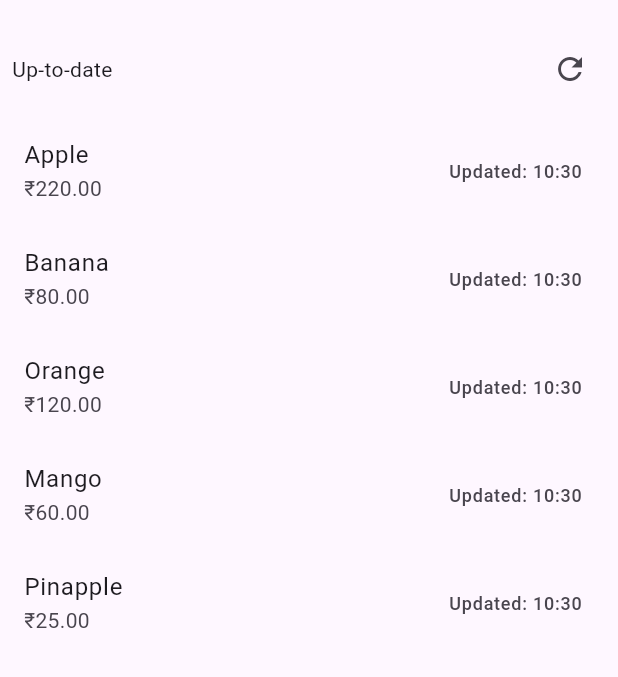
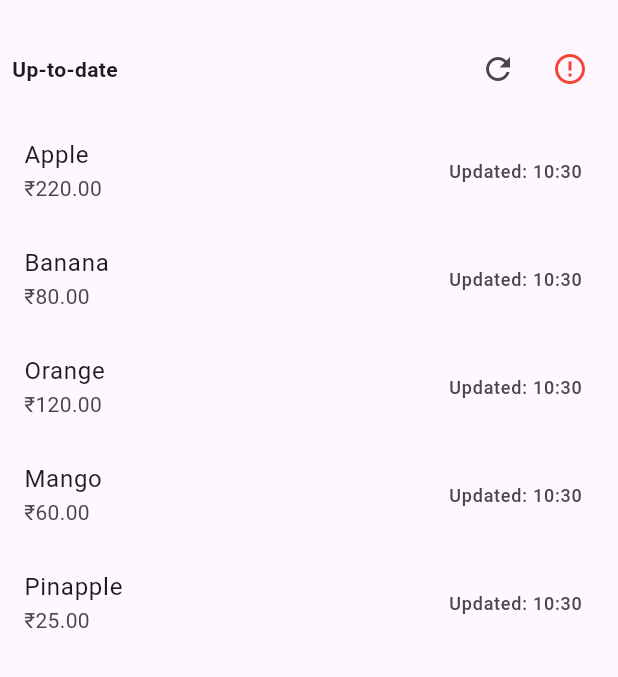
Before and after one commit to ashish-patil89/godating_task, a Flutter app: the screen it shows after launch, on a phone screen of 412 x 824 dp, the part 63-740 px from its top. Run offline on Flutter 3.47's test engine with Material 3 defaults, Android fonts, the phone set to English and light mode, and no system bars; our stand-ins replace flutter_bloc.

Commit message:
* added error button to show force error.

```diff
--- a/lib/ui/product_list_screen.dart
+++ b/lib/ui/product_list_screen.dart
@@ -1,8 +1,9 @@
 import 'package:flutter/material.dart';
 import 'package:flutter_bloc/flutter_bloc.dart';
+
+import '../cubit/product_cubit.dart';
+import '../cubit/product_state.dart';
 import '../repository/product_repository.dart';
-import '../cubit/product_state.dart';
-import '../cubit/product_cubit.dart';
 
 class ProductListScreen extends StatelessWidget {
   final ProductRepository repository;
@@ -15,7 +16,7 @@ class ProductListScreen extends StatelessWidget {
       if (state.isFetchingNetwork) return 'Fetching from network...';
       if (state.isUpToDate) return 'Up-to-date';
     }
-    if (state is ProductError) return 'Error';
+    if (state is ProductError) return 'Error in fetching products';
     return '';
   }
 
@@ -26,9 +27,9 @@ class ProductListScreen extends StatelessWidget {
       child: BlocConsumer<ProductCubit, ProductState>(
         listener: (context, state) {
           if (state is ProductError && state.message.isNotEmpty) {
-            ScaffoldMessenger.of(context).showSnackBar(
-              SnackBar(content: Text(state.message)),
-            );
+            ScaffoldMessenger.of(
+              context,
+            ).showSnackBar(SnackBar(content: Text(state.message)));
           }
         },
         builder: (context, state) {
@@ -47,12 +48,34 @@ class ProductListScreen extends StatelessWidget {
                   child: Row(
                     mainAxisAlignment: MainAxisAlignment.spaceBetween,
                     children: [
-                      Text(_statusText(state)),
+                      Expanded(
+                        child: Text(
+                          _statusText(state),
+                          style: TextStyle(fontWeight: FontWeight.bold),
+                        ),
+                      ),
+                      Row(
+                        children: [
                           IconButton(
                             icon: const Icon(Icons.refresh),
                             onPressed: () {
-                          context.read<ProductCubit>().fetchProducts(forceRefresh: true);
+                              context.read<ProductCubit>().fetchProducts(
+                                forceRefresh: true,
+                              );
                             },
+                          ),
+                          IconButton(
+                            icon: const Icon(
+                              Icons.error_outline,
+                              color: Colors.red,
+                            ),
+                            onPressed: () {
+                              context.read<ProductCubit>().fetchProducts(
+                                forceError: true,
+                              );
+                            },
+                          ),
+                        ],
                       ),
                     ],
                   ),
@@ -68,7 +91,9 @@ class ProductListScreen extends StatelessWidget {
                             final product = products[index];
                             return ListTile(
                               title: Text(product.name),
-                                  subtitle: Text('₹${product.price.toStringAsFixed(2)}'),
+                              subtitle: Text(
+                                '₹${product.price.toStringAsFixed(2)}',
+                              ),
                               trailing: Text(
                                 'Updated: ${product.updatedAt.hour}:${product.updatedAt.minute.toString().padLeft(2, '0')}',
                                 style: const TextStyle(fontSize: 12),
```
Also changed, not shown: lib/cubit/product_cubit.dart (+13 -2 lines), 1 other file. Lines whose indentation alone changed are shown as unchanged.
